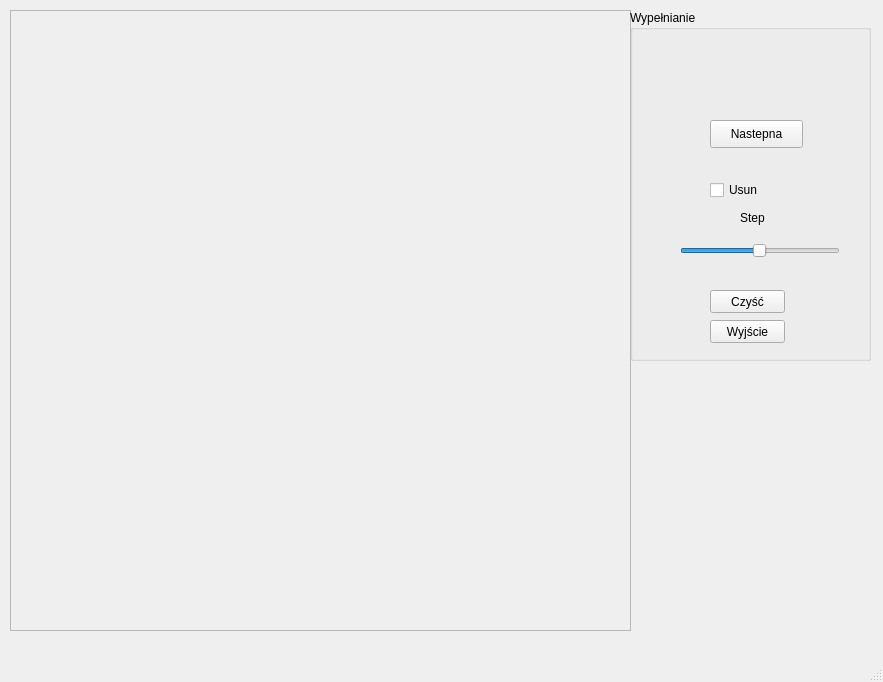
Kitee666/UMK, file Monograficzny/Plaszczyzna_afiniczna/mainwindow.ui: the form before one commit.
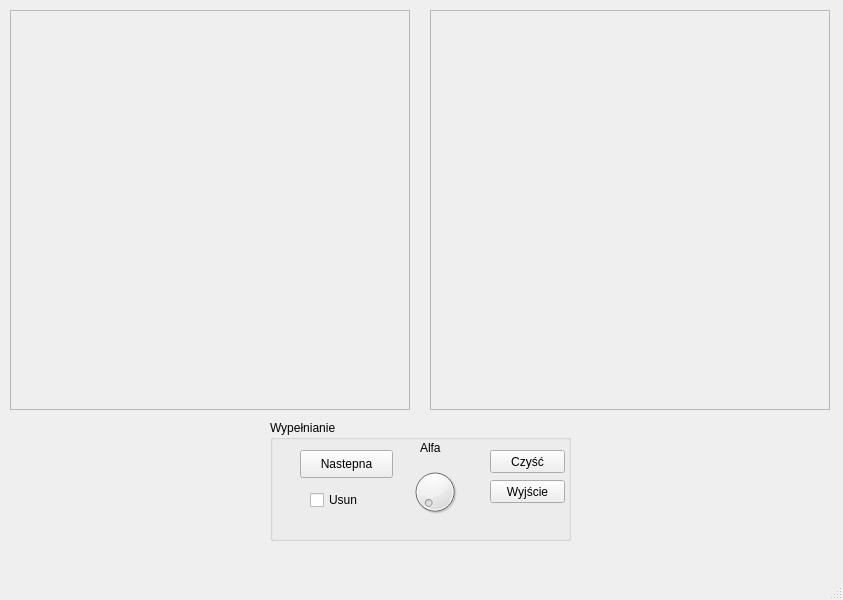
The form after the commit.

```diff
--- a/Monograficzny/Plaszczyzna_afiniczna/mainwindow.ui
+++ b/Monograficzny/Plaszczyzna_afiniczna/mainwindow.ui
@@ -6,8 +6,8 @@
    <rect>
     <x>0</x>
     <y>0</y>
-    <width>883</width>
-    <height>682</height>
+    <width>843</width>
+    <height>600</height>
    </rect>
   </property>
   <property name="windowTitle">
@@ -19,8 +19,8 @@
      <rect>
       <x>10</x>
       <y>10</y>
-      <width>621</width>
-      <height>621</height>
+      <width>400</width>
+      <height>400</height>
      </rect>
     </property>
     <property name="frameShape">
@@ -33,10 +33,10 @@
    <widget class="QGroupBox" name="groupBox">
     <property name="geometry">
      <rect>
-      <x>630</x>
-      <y>10</y>
-      <width>241</width>
-      <height>351</height>
+      <x>270</x>
+      <y>420</y>
+      <width>301</width>
+      <height>121</height>
      </rect>
     </property>
     <property name="title">
@@ -45,8 +45,8 @@
     <widget class="QPushButton" name="cleanButton">
      <property name="geometry">
       <rect>
-       <x>80</x>
-       <y>280</y>
+       <x>220</x>
+       <y>30</y>
        <width>75</width>
        <height>23</height>
       </rect>
@@ -58,8 +58,8 @@
     <widget class="QPushButton" name="exitButton">
      <property name="geometry">
       <rect>
-       <x>80</x>
-       <y>310</y>
+       <x>220</x>
+       <y>60</y>
        <width>75</width>
        <height>23</height>
       </rect>
@@ -71,8 +71,8 @@
     <widget class="QPushButton" name="pushButton">
      <property name="geometry">
       <rect>
-       <x>80</x>
-       <y>110</y>
+       <x>30</x>
+       <y>30</y>
        <width>93</width>
        <height>28</height>
       </rect>
@@ -84,8 +84,8 @@
     <widget class="QCheckBox" name="checkBox">
      <property name="geometry">
       <rect>
-       <x>80</x>
-       <y>170</y>
+       <x>40</x>
+       <y>70</y>
        <width>81</width>
        <height>20</height>
       </rect>
@@ -97,39 +97,46 @@
     <widget class="QLabel" name="label">
      <property name="geometry">
       <rect>
-       <x>110</x>
-       <y>200</y>
+       <x>150</x>
+       <y>20</y>
        <width>31</width>
        <height>16</height>
       </rect>
      </property>
      <property name="text">
-      <string>Step</string>
+      <string>Alfa</string>
      </property>
     </widget>
-    <widget class="QSlider" name="horizontalSlider">
+    <widget class="QDial" name="dial">
      <property name="geometry">
       <rect>
-       <x>50</x>
-       <y>230</y>
-       <width>160</width>
-       <height>22</height>
+       <x>140</x>
+       <y>40</y>
+       <width>50</width>
+       <height>64</height>
       </rect>
      </property>
-     <property name="minimum">
-      <number>1</number>
-     </property>
      <property name="maximum">
-      <number>1000</number>
-     </property>
-     <property name="value">
-      <number>500</number>
-     </property>
-     <property name="orientation">
-      <enum>Qt::Horizontal</enum>
+      <number>359</number>
      </property>
     </widget>
    </widget>
+   <widget class="QFrame" name="rysujFrame_2">
+    <property name="geometry">
+     <rect>
+      <x>430</x>
+      <y>10</y>
+      <width>400</width>
+      <height>400</height>
+     </rect>
+    </property>
+    <property name="frameShape">
+     <enum>QFrame::StyledPanel</enum>
+    </property>
+    <property name="frameShadow">
+     <enum>QFrame::Raised</enum>
+    </property>
+   </widget>
   </widget>
   <widget class="QMenuBar" name="menuBar">
    <property name="geometry">
```
Left out of the diff: 2 changed lines with no effect on the pictures.
